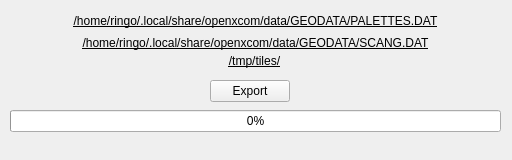
Before: the Qt Designer form mainwindow.ui in yahuaska/mmtiles, drawn with Qt 5.
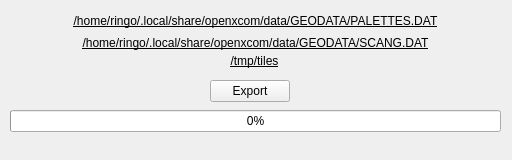
After: the same form once the commit is applied.

Commit message: Fixed bug with trailing slash. in export path

Patch:
```diff
--- a/mainwindow.ui
+++ b/mainwindow.ui
@@ -90,7 +90,7 @@
      <cursorShape>PointingHandCursor</cursorShape>
     </property>
     <property name="text">
-     <string>/tmp/tiles/</string>
+     <string>/tmp/tiles</string>
     </property>
     <property name="flat">
      <bool>true</bool>
```
The commit also changes 1 other file.
